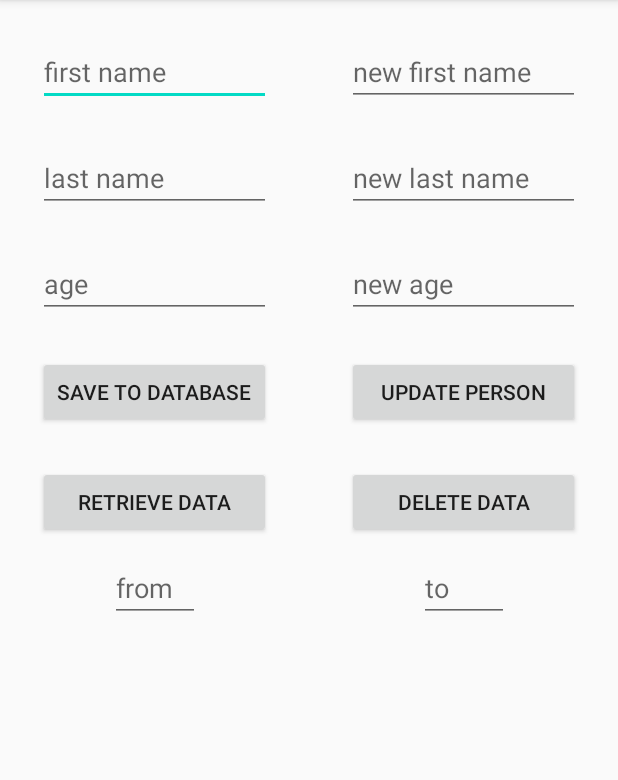
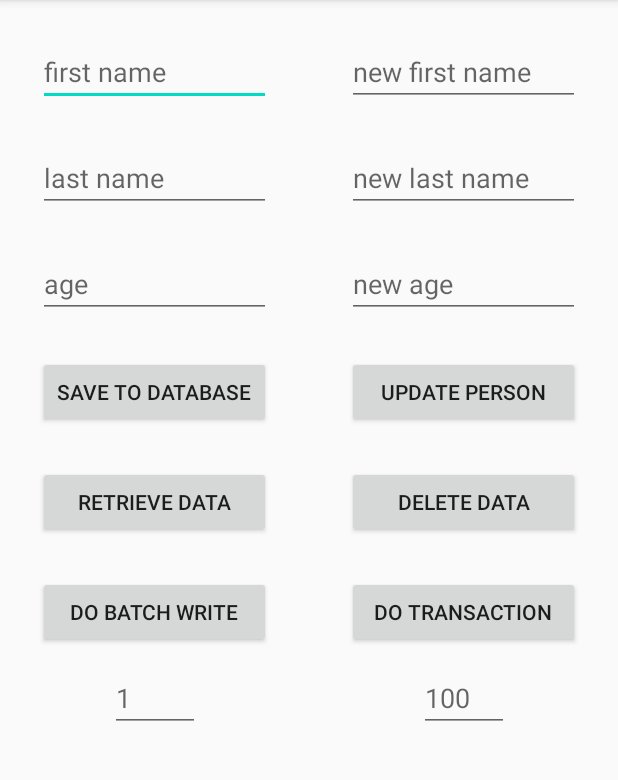
Before and after one commit to omarzer0/firestore-simple-training, an Android app: the screen it shows after launch (MainActivity), on a phone screen of 412 x 824 dp, the part 84-864 px from its top. Run offline under Robolectric (Android 15) with nearby library versions, the phone set to English and light mode, and no system bars; our stand-ins replace Firebase (no records; nobody signed in at launch, a user with empty details on screens opened directly).

Commit message:
transactions and batch write

```diff
--- a/app/src/main/res/layout/activity_main.xml
+++ b/app/src/main/res/layout/activity_main.xml
@@ -112,25 +112,45 @@
             app:layout_constraintStart_toStartOf="@+id/guideline"
             app:layout_constraintTop_toBottomOf="@+id/btnSave" />
 
+        <Button
+            android:id="@+id/btnDoBatchWrite"
+            android:layout_width="0dp"
+            android:layout_height="wrap_content"
+            android:layout_margin="25dp"
+            android:text="do batch write"
+            app:layout_constraintEnd_toStartOf="@+id/guideline"
+            app:layout_constraintStart_toStartOf="parent"
+            app:layout_constraintTop_toBottomOf="@+id/btnRetrieve" />
+
+        <Button
+            android:id="@+id/btnDoTransaction"
+            android:layout_width="0dp"
+            android:layout_height="wrap_content"
+            android:layout_margin="25dp"
+            android:text="do transaction"
+            app:layout_constraintEnd_toEndOf="parent"
+            app:layout_constraintStart_toStartOf="@+id/guideline"
+            app:layout_constraintTop_toBottomOf="@+id/btnRetrieve" />
+
         <EditText
             android:id="@+id/etFrom"
             android:layout_width="60dp"
             android:layout_height="40dp"
             android:layout_marginTop="16dp"
-            android:hint="from"
+            android:hint="1"
             app:layout_constraintEnd_toEndOf="@+id/btnRetrieve"
-            app:layout_constraintStart_toStartOf="@+id/btnRetrieve"
-            app:layout_constraintTop_toBottomOf="@+id/btnRetrieve" />
+            app:layout_constraintStart_toStartOf="@+id/btnDoBatchWrite"
+            app:layout_constraintTop_toBottomOf="@+id/btnDoBatchWrite" />
 
         <EditText
             android:id="@+id/etTo"
             android:layout_width="60dp"
             android:layout_height="40dp"
+            android:hint="100"
             android:layout_marginTop="16dp"
-            android:hint="to"
-            app:layout_constraintEnd_toEndOf="@+id/btnDelete"
-            app:layout_constraintStart_toStartOf="@+id/btnDelete"
-            app:layout_constraintTop_toBottomOf="@+id/btnDelete" />
+            app:layout_constraintEnd_toEndOf="@+id/btnDoTransaction"
+            app:layout_constraintStart_toStartOf="@+id/btnDoTransaction"
+            app:layout_constraintTop_toBottomOf="@+id/btnDoTransaction" />
 
         <TextView
             android:id="@+id/tvRetrieve"
```
Also changed, not shown: app/src/main/java/omar/az/firestoreuploaddata/MainActivity.kt (+47 -4 lines).
